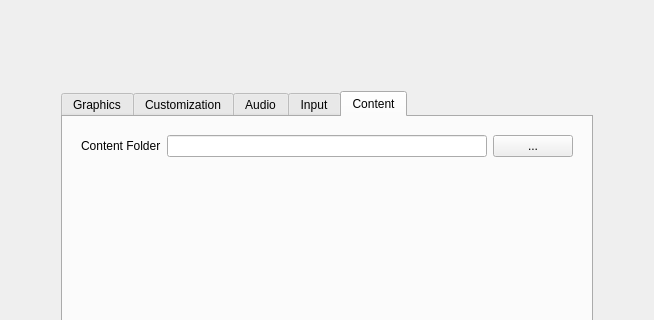
The window that src/SettingsScreen.ui (RemotelyChaotic/JOIPEngine) describes before a commit, drawn with Qt 5; both pictures show x 0 to 654 and y 0 to 320 of the 654 by 579 pixel window.
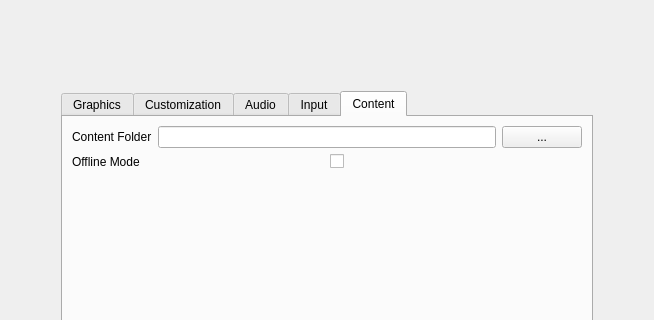
The same window after the commit. The open tabs and pages were chosen to show the change. Custom widgets are drawn as their Qt base class.

Commit message:
Offline mode fully implemented
- GUI for toggling
- Is respected by all components

Patch:
```diff
--- a/src/SettingsScreen.ui
+++ b/src/SettingsScreen.ui
@@ -527,20 +527,33 @@
        <string>Content</string>
       </attribute>
       <layout class="QGridLayout" name="gridLayout_3">
+       <item row="3" column="0" colspan="3">
+        <spacer name="verticalSpacer_7">
+         <property name="orientation">
+          <enum>Qt::Vertical</enum>
+         </property>
+         <property name="sizeHint" stdset="0">
+          <size>
+           <width>20</width>
+           <height>40</height>
+          </size>
+         </property>
+        </spacer>
+       </item>
        <item row="1" column="0" colspan="3">
         <widget class="QWidget" name="pContentContainer" native="true">
          <layout class="QHBoxLayout" name="horizontalLayout_8">
           <property name="leftMargin">
-           <number>9</number>
+           <number>0</number>
           </property>
           <property name="topMargin">
-           <number>9</number>
+           <number>0</number>
           </property>
           <property name="rightMargin">
-           <number>9</number>
+           <number>0</number>
           </property>
           <property name="bottomMargin">
-           <number>9</number>
+           <number>0</number>
           </property>
           <item>
            <widget class="QLabel" name="label">
@@ -587,17 +600,36 @@
         </widget>
        </item>
        <item row="2" column="0" colspan="3">
-        <spacer name="verticalSpacer_7">
-         <property name="orientation">
-          <enum>Qt::Vertical</enum>
-         </property>
-         <property name="sizeHint" stdset="0">
-          <size>
-           <width>20</width>
-           <height>40</height>
-          </size>
-         </property>
-        </spacer>
+        <widget class="QWidget" name="pOfflineContainer" native="true">
+         <layout class="QHBoxLayout" name="horizontalLayout_10">
+          <property name="leftMargin">
+           <number>0</number>
+          </property>
+          <property name="topMargin">
+           <number>0</number>
+          </property>
+          <property name="rightMargin">
+           <number>0</number>
+          </property>
+          <property name="bottomMargin">
+           <number>0</number>
+          </property>
+          <item>
+           <widget class="QLabel" name="label_8">
+            <property name="text">
+             <string>Offline Mode</string>
+            </property>
+           </widget>
+          </item>
+          <item>
+           <widget class="QCheckBox" name="pOfflineModeCheckBox">
+            <property name="text">
+             <string/>
+            </property>
+           </widget>
+          </item>
+         </layout>
+        </widget>
        </item>
       </layout>
      </widget>
```
Left out of the diff: 66 changed lines with no effect on the pictures. The commit also changes 15 other files.
